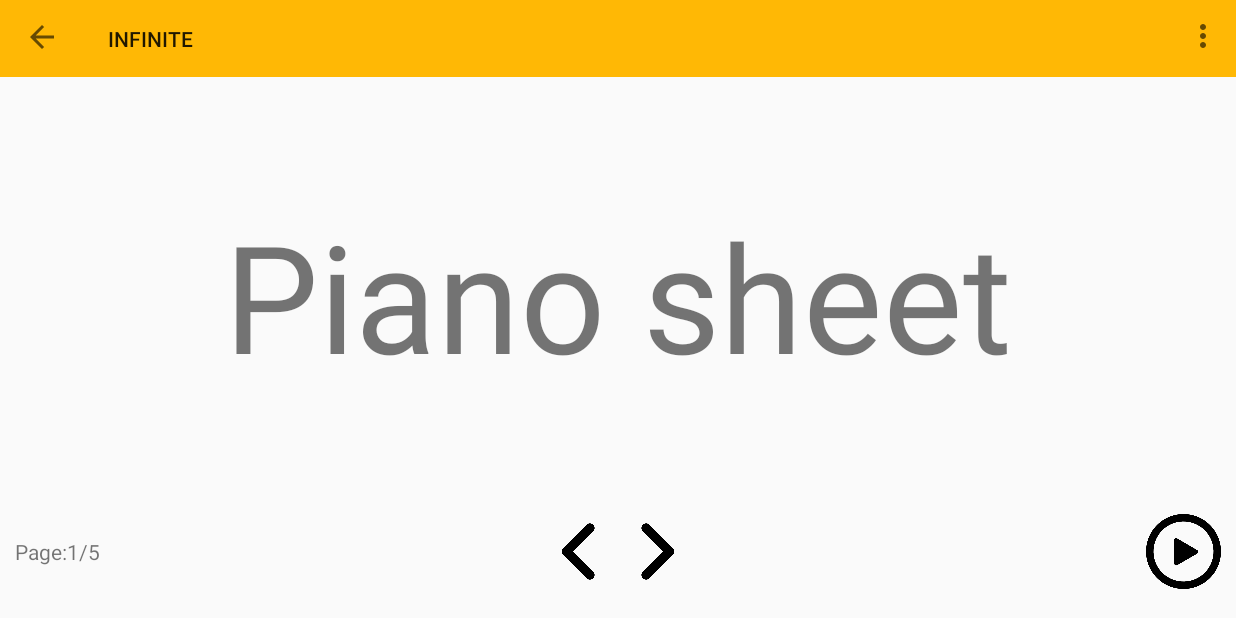
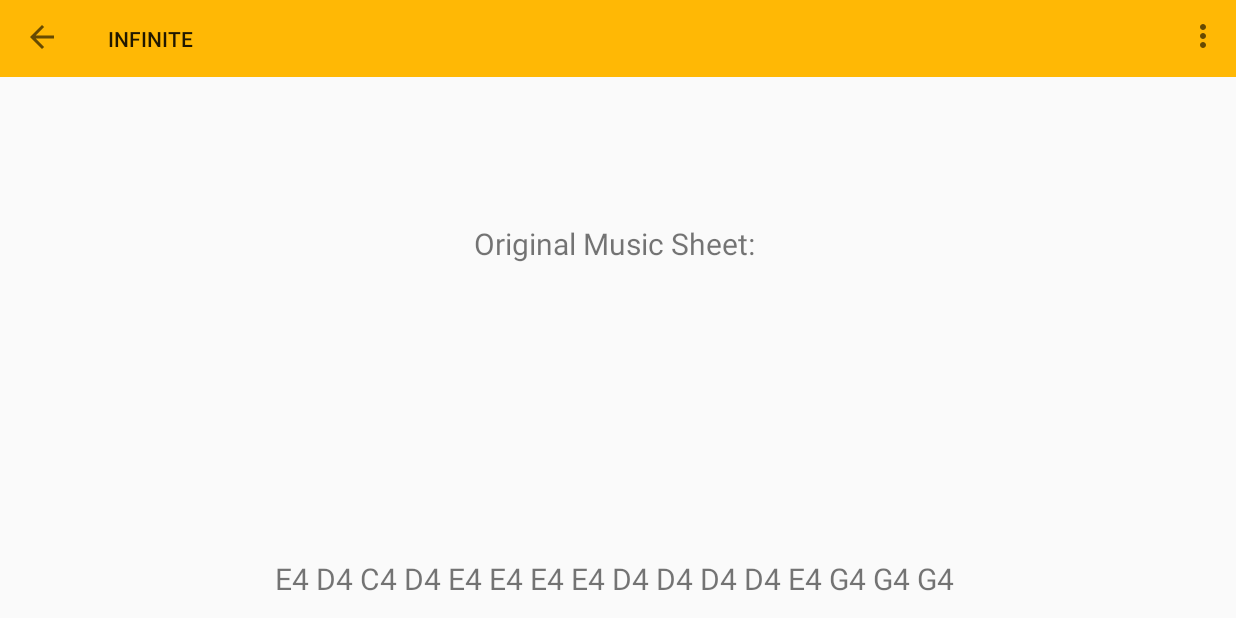
Before and after one commit to nicoletangsy/INFINITE, an Android app: the RightHandFeedback screen opened directly, with no data from a screen before it, on a phone screen of 824 x 412 dp (held sideways). Run offline under Robolectric (Android 15) with nearby library versions, the phone set to English and light mode, and no system bars.

Commit message:
add result of recording music notes

```diff
--- /dev/null
+++ b/app/src/main/java/comnicoletangsyinfinite/httpsgithub/infinite/MusicNotes.java
@@ -0,0 +1,19 @@
+package comnicoletangsyinfinite.httpsgithub.infinite;
+
+import java.util.ArrayList;
+
+public class MusicNotes {
+    ArrayList<String> Notes = new ArrayList<String>();
+
+    public String getList() {
+        String list = "";
+        for (int i=0; i<Notes.size(); i++) {
+            list = list + Notes.get(i);
+        }
+        return list;
+    }
+
+    public void addNotes (String aNote) {
+        Notes.add(aNote);
+    }
+}
--- a/app/src/main/java/comnicoletangsyinfinite/httpsgithub/infinite/RightHandFeedback.java
+++ b/app/src/main/java/comnicoletangsyinfinite/httpsgithub/infinite/RightHandFeedback.java
@@ -10,6 +10,8 @@ import android.view.MenuItem;
 import android.widget.Button;
 import android.widget.TextView;
 
+import static comnicoletangsyinfinite.httpsgithub.infinite.RightHandPractice.aMusicNotes;
+
 public class RightHandFeedback extends AppCompatActivity {
 
     @Override
@@ -21,6 +23,11 @@ public class RightHandFeedback extends AppCompatActivity {
         Button previousPageButton = findViewById(R.id.previousPageButton);
         Button nextPageButton = findViewById(R.id.nextPageButton);
         TextView pageNubmer = findViewById(R.id.pageNumber);
+        TextView original = findViewById(R.id.original2);
+        String oNotes = "E4 D4 C4 D4 E4 E4 E4 E4 D4 D4 D4 D4 E4 G4 G4 G4 ";
+        original.setText("" + oNotes);
+        TextView result = findViewById(R.id.result2);
+        result.setText("result: " + aMusicNotes.getList());
 
         Toolbar toolbar = (Toolbar)findViewById(R.id.app_bar);
         setSupportActionBar(toolbar);
--- a/app/src/main/res/layout/activity_right_hand_feedback.xml
+++ b/app/src/main/res/layout/activity_right_hand_feedback.xml
@@ -26,19 +26,47 @@
             android:layout_height="0dp"
             android:layout_weight="0.75"></include>
 
+        <TextView
+            android:id="@+id/original"
+            android:layout_width="match_parent"
+            android:layout_height="0dp"
+            android:layout_weight="3.25"
+            android:text="Original Music Sheet: "
+            android:textSize="20dp"
+            android:gravity="center"/>
+
+        <TextView
+            android:id="@+id/original2"
+            android:layout_width="match_parent"
+            android:layout_height="0dp"
+            android:layout_weight="3.25"
+            android:text=""
+            android:textSize="20dp"
+            android:gravity="center"/>
+
+        <TextView
+            android:id="@+id/result"
+            android:layout_width="match_parent"
+            android:layout_height="0dp"
+            android:layout_weight="3.25"
+            android:text="Your Result: "
+            android:textSize="20dp"
+            android:gravity="center"/>
+
+        <TextView
+            android:id="@+id/result2"
+            android:layout_width="match_parent"
+            android:layout_height="0dp"
+            android:layout_weight="3.25"
+            android:text=""
+            android:textSize="20dp"
+            android:gravity="center"/>
+
         <android.support.v4.widget.Space
             android:layout_width="match_parent"
             android:layout_height="0dp"
             android:layout_weight="0.5" />
 
-        <TextView
-            android:id="@+id/textView2"
-            android:layout_width="match_parent"
-            android:layout_height="0dp"
-            android:layout_weight="3.25"
-            android:text="Piano sheet"
-            android:textSize="100dp"
-            android:gravity="center"/>
 
         <android.support.v4.widget.Space
             android:layout_width="match_parent"
```
Also changed, not shown: app/src/main/java/comnicoletangsyinfinite/httpsgithub/infinite/RightHandPractice.java (+12 -5 lines), app/src/main/res/layout/activity_right_hand_practice.xml (+5 -7 lines), app/src/main/res/layout/activity_right_hand_reading.xml (+9 -2 lines), app/src/main/res/drawable/musicsheet1.png (added).
